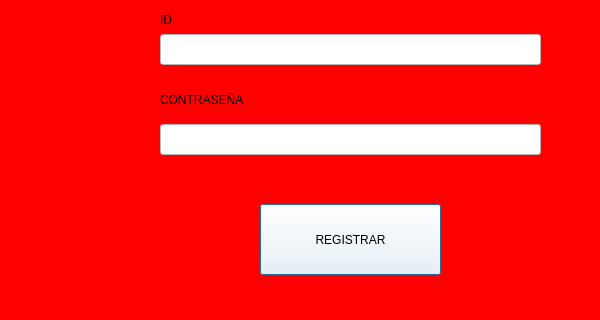
First picture: the form in gui/ventana_registrarse.ui, repository SamuelOUS/GestionU, before the edit; both pictures show x 0 to 600 and y 396 to 716 of the 737 by 716 pixel window.
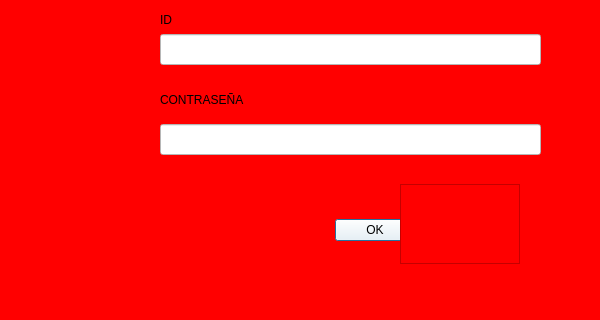
Second picture: the form after the edit.

Diff of the .ui file:
```diff
--- a/gui/ventana_registrarse.ui
+++ b/gui/ventana_registrarse.ui
@@ -193,20 +193,39 @@
     <string/>
    </property>
   </widget>
-  <widget class="QPushButton" name="pushButton">
+  <widget class="QDialogButtonBox" name="Boton_registrar">
    <property name="geometry">
     <rect>
-     <x>260</x>
-     <y>600</y>
-     <width>181</width>
-     <height>71</height>
+     <x>160</x>
+     <y>610</y>
+     <width>341</width>
+     <height>32</height>
     </rect>
    </property>
    <property name="styleSheet">
     <string notr="true">background-color: rgb(255, 255, 255);</string>
    </property>
-   <property name="text">
-    <string>REGISTRAR</string>
+   <property name="orientation">
+    <enum>Qt::Horizontal</enum>
+   </property>
+   <property name="standardButtons">
+    <set>QDialogButtonBox::Cancel|QDialogButtonBox::Ok</set>
+   </property>
+  </widget>
+  <widget class="QFrame" name="frame">
+   <property name="geometry">
+    <rect>
+     <x>400</x>
+     <y>580</y>
+     <width>120</width>
+     <height>80</height>
+    </rect>
+   </property>
+   <property name="frameShape">
+    <enum>QFrame::StyledPanel</enum>
+   </property>
+   <property name="frameShadow">
+    <enum>QFrame::Raised</enum>
    </property>
   </widget>
  </widget>
```
Left out of the diff: 3 changed lines with no effect on the pictures.
